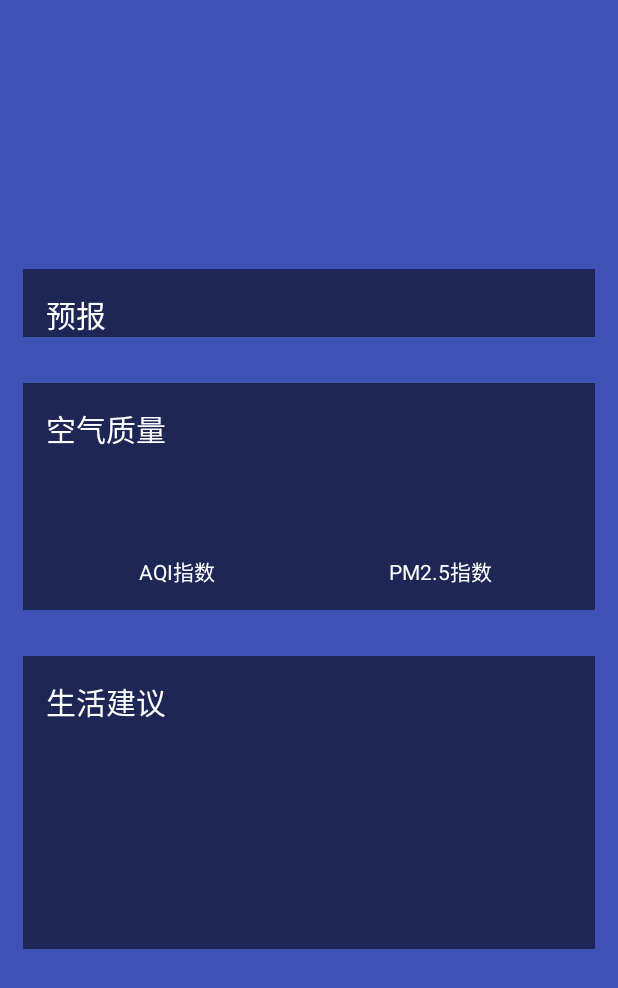
After one commit to hisily/coolweather, an Android app: the layout activity_weather.xml on its own in the app's theme, with its tools: preview values and no code run, on a phone screen of 412 x 824 dp. The commit adds this screen. Shown: the top 988 px of the screen. Run offline under Robolectric (Android 15) with nearby library versions, the phone set to English and light mode, and no system bars.

Commit message:
加入显示天气信息的功能

```diff
--- a/app/build.gradle
+++ b/app/build.gradle
@@ -26,9 +26,9 @@ dependencies {
     })
     compile 'com.android.support:appcompat-v7:26.+'
     compile 'com.android.support.constraint:constraint-layout:1.0.2'
-    testCompile 'junit:junit:4.12'
     compile 'com.github.bumptech.glide:glide:3.7.0'
     compile 'org.litepal.android:core:1.3.2'
     compile 'com.squareup.okhttp3:okhttp:3.4.1'
     compile 'com.google.code.gson:gson:2.7'
+    testCompile 'junit:junit:4.12'
 }
--- a/app/src/main/AndroidManifest.xml
+++ b/app/src/main/AndroidManifest.xml
@@ -1,7 +1,9 @@
 <?xml version="1.0" encoding="utf-8"?>
 <manifest xmlns:android="http://schemas.android.com/apk/res/android"
     package="com.coolweather.android">
-    <uses-permission android:name="android.permission.INTERNET"/>
+
+    <uses-permission android:name="android.permission.INTERNET" />
+
     <application
         android:name="org.litepal.LitePalApplication"
         android:allowBackup="true"
@@ -16,6 +18,7 @@
                 <category android:name="android.intent.category.LAUNCHER" />
             </intent-filter>
         </activity>
+        <activity android:name=".WeatherActivity"></activity>
     </application>
 
 </manifest>
--- /dev/null
+++ b/app/src/main/res/layout/activity_weather.xml
@@ -0,0 +1,36 @@
+<?xml version="1.0" encoding="utf-8"?>
+<FrameLayout
+    xmlns:android="http://schemas.android.com/apk/res/android"
+    android:layout_width="match_parent"
+    android:layout_height="match_parent"
+    android:background="@color/colorPrimary">
+
+    <ImageView
+        android:id="@+id/bing_pic_img"
+        android:layout_width="match_parent"
+        android:layout_height="match_parent"
+        android:scaleType="centerCrop"/>
+
+    <ScrollView
+        android:id="@+id/weather_layout"
+        android:layout_width="match_parent"
+        android:layout_height="match_parent"
+        android:scrollbars="none"
+        android:overScrollMode="never">
+
+        <LinearLayout
+            android:layout_width="match_parent"
+            android:layout_height="wrap_content"
+            android:orientation="vertical"
+            android:fitsSystemWindows="true">
+
+            <include layout="@layout/title"/>
+            <include layout="@layout/now"/>
+            <include layout="@layout/forecast"/>
+            <include layout="@layout/aqi"/>
+            <include layout="@layout/suggestion"/>
+        </LinearLayout>
+
+    </ScrollView>
+
+</FrameLayout>
--- /dev/null
+++ b/app/src/main/res/layout/aqi.xml
@@ -0,0 +1,81 @@
+<?xml version="1.0" encoding="utf-8"?>
+<LinearLayout
+    xmlns:android="http://schemas.android.com/apk/res/android"
+    android:orientation="vertical"
+    android:layout_width="match_parent"
+    android:layout_height="wrap_content"
+    android:layout_margin="15dp"
+    android:background="#8000">
+
+    <TextView
+        android:layout_width="wrap_content"
+        android:layout_height="wrap_content"
+        android:layout_marginLeft="15dp"
+        android:layout_marginTop="15dp"
+        android:text="空气质量"
+        android:textColor="#fff"
+        android:textSize="20sp"/>
+
+    <LinearLayout
+        android:layout_width="match_parent"
+        android:layout_height="wrap_content"
+        android:layout_margin="15dp">
+
+        <RelativeLayout
+            android:layout_width="0dp"
+            android:layout_height="match_parent"
+            android:layout_weight="1">
+
+            <LinearLayout
+                android:orientation="vertical"
+                android:layout_width="match_parent"
+                android:layout_height="wrap_content"
+                android:layout_centerInParent="true">
+
+                <TextView
+                    android:id="@+id/aqi_text"
+                    android:layout_width="wrap_content"
+                    android:layout_height="wrap_content"
+                    android:layout_gravity="center"
+                    android:textColor="#fff"
+                    android:textSize="40sp"/>
+
+                <TextView
+                    android:layout_width="wrap_content"
+                    android:layout_height="wrap_content"
+                    android:layout_gravity="center"
+                    android:text="AQI指数"
+                    android:textColor="#fff"/>
+            </LinearLayout>
+        </RelativeLayout>
+
+        <RelativeLayout
+            android:layout_width="0dp"
+            android:layout_height="match_parent"
+            android:layout_weight="1">
+
+            <LinearLayout
+                android:orientation="vertical"
+                android:layout_width="match_parent"
+                android:layout_height="wrap_content"
+                android:layout_centerInParent="true">
+
+                <TextView
+                    android:id="@+id/pm25_text"
+                    android:layout_width="wrap_content"
+                    android:layout_height="wrap_content"
+                    android:layout_gravity="center"
+                    android:textColor="#fff"
+                    android:textSize="40sp"/>
+
+                <TextView
+                    android:layout_width="wrap_content"
+                    android:layout_height="wrap_content"
+                    android:layout_gravity="center"
+                    android:text="PM2.5指数"
+                    android:textColor="#fff"/>
+            </LinearLayout>
+        </RelativeLayout>
+    </LinearLayout>
+
+</LinearLayout>
--- /dev/null
+++ b/app/src/main/res/layout/forecast.xml
@@ -0,0 +1,25 @@
+<?xml version="1.0" encoding="utf-8"?>
+<LinearLayout
+    xmlns:android="http://schemas.android.com/apk/res/android"
+    android:orientation="vertical"
+    android:layout_width="match_parent"
+    android:layout_height="wrap_content"
+    android:layout_margin="15dp"
+    android:background="#8000">
+
+    <TextView
+        android:layout_width="wrap_content"
+        android:layout_height="wrap_content"
+        android:layout_marginLeft="15dp"
+        android:layout_marginTop="15dp"
+        android:text="预报"
+        android:textColor="#fff"
+        android:textSize="20sp"/>
+
+    <LinearLayout
+        android:id="@+id/forecast_layout"
+        android:orientation="vertical"
+        android:layout_width="match_parent"
+        android:layout_height="wrap_content">
+    </LinearLayout>
+</LinearLayout>
--- /dev/null
+++ b/app/src/main/res/layout/now.xml
@@ -0,0 +1,25 @@
+<?xml version="1.0" encoding="utf-8"?>
+<LinearLayout
+    xmlns:android="http://schemas.android.com/apk/res/android"
+    android:orientation="vertical"
+    android:layout_width="match_parent"
+    android:layout_height="wrap_content"
+    android:layout_marginLeft="15dp">
+
+    <TextView
+        android:id="@+id/degree_text"
+        android:layout_width="wrap_content"
+        android:layout_height="wrap_content"
+        android:layout_gravity="end"
+        android:textColor="#fff"
+        android:textSize="60sp"/>
+
+    <TextView
+        android:id="@+id/weather_info_text"
+        android:layout_width="wrap_content"
+        android:layout_height="wrap_content"
+        android:layout_gravity="end"
+        android:textColor="#fff"
+        android:textSize="20sp" />
+
+</LinearLayout>
--- /dev/null
+++ b/app/src/main/res/layout/suggestion.xml
@@ -0,0 +1,40 @@
+<?xml version="1.0" encoding="utf-8"?>
+<LinearLayout
+    xmlns:android="http://schemas.android.com/apk/res/android"
+    android:orientation="vertical"
+    android:layout_width="match_parent"
+    android:layout_height="wrap_content"
+    android:layout_margin="15dp"
+    android:background="#8000">
+
+    <TextView
+        android:layout_width="wrap_content"
+        android:layout_height="wrap_content"
+        android:layout_marginLeft="15dp"
+        android:layout_marginTop="15dp"
+        android:text="生活建议"
+        android:textColor="#fff"
+        android:textSize="20sp"/>
+
+        <TextView
+            android:id="@+id/comfort_text"
+            android:layout_width="wrap_content"
+            android:layout_height="wrap_content"
+            android:layout_margin="15dp"
+            android:textColor="#fff"/>
+
+         <TextView
+            android:id="@+id/car_wash_text"
+            android:layout_width="wrap_content"
+            android:layout_height="wrap_content"
+            android:layout_margin="15dp"
+            android:textColor="#fff"/>
+
+        <TextView
+            android:id="@+id/sport_text"
+            android:layout_width="wrap_content"
+            android:layout_height="wrap_content"
+            android:layout_margin="15dp"
+            android:textColor="#fff"/>
+
+</LinearLayout>
--- /dev/null
+++ b/app/src/main/res/layout/title.xml
@@ -0,0 +1,26 @@
+<?xml version="1.0" encoding="utf-8"?>
+<RelativeLayout
+    xmlns:android="http://schemas.android.com/apk/res/android"
+    android:layout_width="match_parent"
+    android:layout_height="?attr/actionBarSize">
+
+    <TextView
+        android:id="@+id/title_city"
+        android:layout_width="wrap_content"
+        android:layout_height="wrap_content"
+        android:layout_centerInParent="true"
+        android:textColor="#fff"
+        android:textSize="20sp"/>
+
+    <TextView
+        android:id="@+id/title_update_time"
+        android:layout_width="wrap_content"
+        android:layout_height="wrap_content"
+        android:layout_marginRight="10dp"
+        android:layout_alignParentRight="true"
+        android:layout_centerVertical="true"
+        android:textColor="#fff"
+        android:textSize="16sp"/>
+
+
+</RelativeLayout>
```
Also changed, not shown: app/src/main/java/com/coolweather/android/ChooseAreaFragment.java (+11 -0 lines), app/src/main/java/com/coolweather/android/MainActivity.java (+12 -0 lines), app/src/main/java/com/coolweather/android/WeatherActivity.java (added, +228 -0 lines), app/src/main/java/com/coolweather/android/gson/AQI.java (added, +13 -0 lines), app/src/main/java/com/coolweather/android/gson/Basic.java (added, +22 -0 lines), app/src/main/java/com/coolweather/android/gson/Forecast.java (added, +26 -0 lines), app/src/main/java/com/coolweather/android/gson/Now.java (added, +20 -0 lines), app/src/main/java/com/coolweather/android/gson/Suggestion.java (added, +32 -0 lines), app/src/main/java/com/coolweather/android/gson/Weather.java (added, +20 -0 lines), app/src/main/java/com/coolweather/android/util/Utility.java (+22 -5 lines), app/src/main/res/layout/forecast_item.xml (added, +42 -0 lines).
